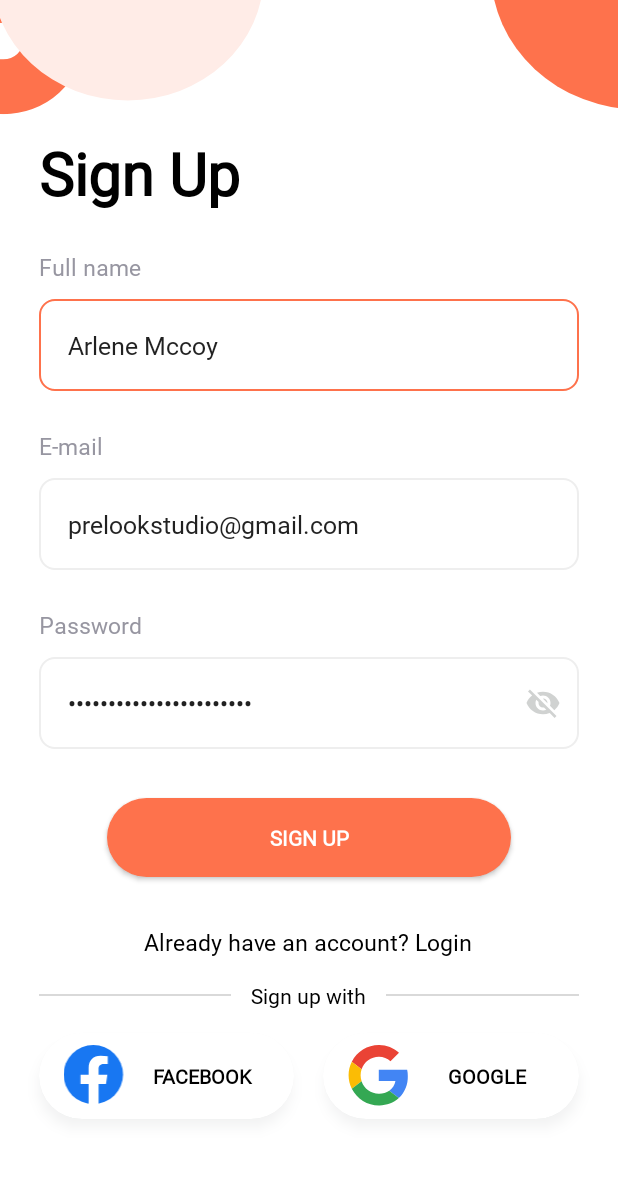
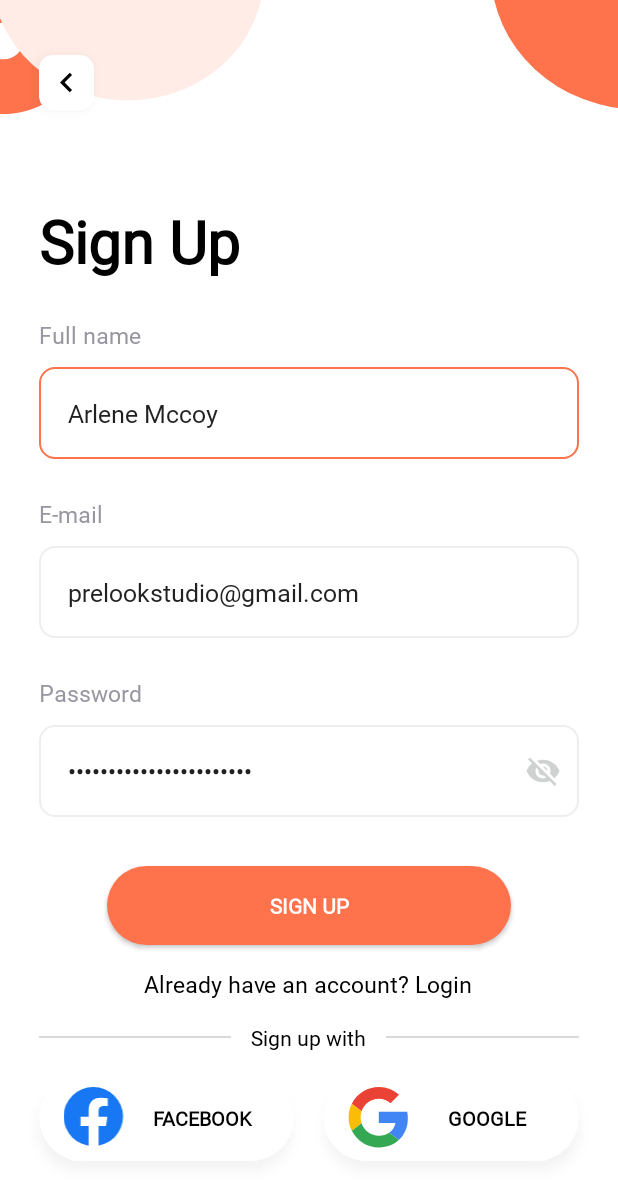
Before and after one commit to quockhanhz176/food-app, an Android app: the layout fragment_sign_up.xml on its own in the app's theme, with its tools: preview values and no code run, on a phone screen of 412 x 824 dp. Shown: the top 1201 px of the screen. Run offline under Robolectric (Android 15) with nearby library versions, the phone set to English and light mode, and no system bars.

Commit message:
Adjust flow login, sign up app

```diff
--- a/app/src/main/java/com/example/foodapp/ui/MainActivity.java
+++ b/app/src/main/java/com/example/foodapp/ui/MainActivity.java
@@ -46,7 +46,7 @@ public class MainActivity extends AppCompatActivity {
             getSupportFragmentManager().beginTransaction().replace(R.id.fragment_container, recipeFragment).commit();
         } else {
             if (savedInstanceState == null) {
-                getSupportFragmentManager().beginTransaction().replace(R.id.fragment_container, signUpFragment).commit();
+                getSupportFragmentManager().beginTransaction().replace(R.id.fragment_container, loginFragment).commit();
             }
         }
     }
@@ -64,8 +64,8 @@ public class MainActivity extends AppCompatActivity {
             getSupportFragmentManager().beginTransaction().replace(R.id.fragment_container, recipeFragment, RecipeFragment.class.getCanonicalName()).commit();
         });
 
-        signUpFragment.setShowLogin(() -> {
-            getSupportFragmentManager().beginTransaction().add(R.id.fragment_container, loginFragment, SignUpFragment.class.getCanonicalName()).addToBackStack(SignUpFragment.class.getCanonicalName()).commit();
+        loginFragment.setShowSignUp(()->{
+            getSupportFragmentManager().beginTransaction().add(R.id.fragment_container, signUpFragment, LoginFragment.class.getCanonicalName()).addToBackStack(LoginFragment.class.getCanonicalName()).commit();
         });
 
         signUpFragment.setShowHome(() -> {
--- a/app/src/main/res/layout/fragment_sign_up.xml
+++ b/app/src/main/res/layout/fragment_sign_up.xml
@@ -1,16 +1,44 @@
 <?xml version="1.0" encoding="utf-8"?>
-<ScrollView xmlns:android="http://schemas.android.com/apk/res/android"
+<RelativeLayout xmlns:android="http://schemas.android.com/apk/res/android"
     xmlns:app="http://schemas.android.com/apk/res-auto"
     xmlns:tools="http://schemas.android.com/tools"
     android:layout_width="match_parent"
     android:layout_height="match_parent"
+    android:background="@drawable/background_food_app">
+
+    <com.google.android.material.card.MaterialCardView
+        android:id="@+id/cvBack"
+        android:layout_width="@dimen/_28sdp"
+        android:layout_height="@dimen/_28sdp"
+        android:layout_marginStart="@dimen/_20sdp"
+        android:layout_marginTop="@dimen/_28sdp"
+        android:background="@drawable/custom_ripple_effect"
+        android:clickable="true"
+        android:outlineAmbientShadowColor="#4D262D33"
+        android:outlineSpotShadowColor="#4D262D33"
+        app:cardCornerRadius="9dp"
+        app:cardElevation="5dp"
+        app:cardMaxElevation="10dp"
+        app:contentPadding="@dimen/_4sdp">
+
+        <ImageView
+            android:layout_width="match_parent"
+            android:layout_height="match_parent"
+            android:src="@drawable/ic_arrow_back" />
+
+
+    </com.google.android.material.card.MaterialCardView>
+
+    <ScrollView
+        android:layout_width="match_parent"
+        android:layout_height="match_parent"
+        android:layout_below="@id/cvBack"
         android:fillViewport="true"
         android:fitsSystemWindows="true"
         android:scrollIndicators="none">
 
         <LinearLayout
             android:layout_width="match_parent"
-        android:background="@drawable/background_food_app"
             android:layout_height="wrap_content"
             android:gravity="center"
             android:orientation="vertical">
@@ -105,6 +133,7 @@
                     style="@style/Button.Normal"
                     android:layout_width="match_parent"
                     android:layout_height="wrap_content"
+                    android:layout_marginTop="@dimen/_25sdp"
                     android:text="SIGN UP"
                     android:textAllCaps="true" />
 
@@ -113,6 +142,7 @@
                     android:layout_width="wrap_content"
                     android:layout_height="wrap_content"
                     android:layout_gravity="center_horizontal"
+                    android:paddingVertical="@dimen/_12sdp"
                     android:text="@string/already_have_an_account_login"
                     android:textColor="@color/black"
                     android:textSize="@dimen/_12ssp" />
@@ -120,7 +150,6 @@
                 <LinearLayout
                     android:layout_width="match_parent"
                     android:layout_height="wrap_content"
-                android:layout_marginTop="@dimen/_12sdp"
                     android:gravity="center_vertical"
                     android:orientation="horizontal">
 
@@ -253,3 +282,4 @@
         </LinearLayout>
 
     </ScrollView>
+</RelativeLayout>
--- a/app/src/main/res/values/themes.xml
+++ b/app/src/main/res/values/themes.xml
@@ -32,7 +32,6 @@
 
     <style name="Button.Normal" parent="Widget.AppCompat.Button">
         <item name="android:layout_marginHorizontal">@dimen/_35sdp</item>
-        <item name="android:layout_marginVertical">@dimen/_25sdp</item>
         <item name="android:paddingVertical">@dimen/_13sdp</item>
         <item name="android:textColor">@color/white</item>
         <item name="android:textStyle">bold</item>
```
Also changed, not shown: app/src/main/java/com/example/foodapp/ui/fragments/LoginFragment.java (+11 -4 lines), app/src/main/java/com/example/foodapp/ui/fragments/SignUpFragment.java (+7 -21 lines), app/src/main/java/com/example/foodapp/util/Utils.java (deleted, +0 -38 lines), app/src/main/res/layout/fragment_login.xml (+3 -25 lines). Lines whose indentation alone changed are shown as unchanged.
